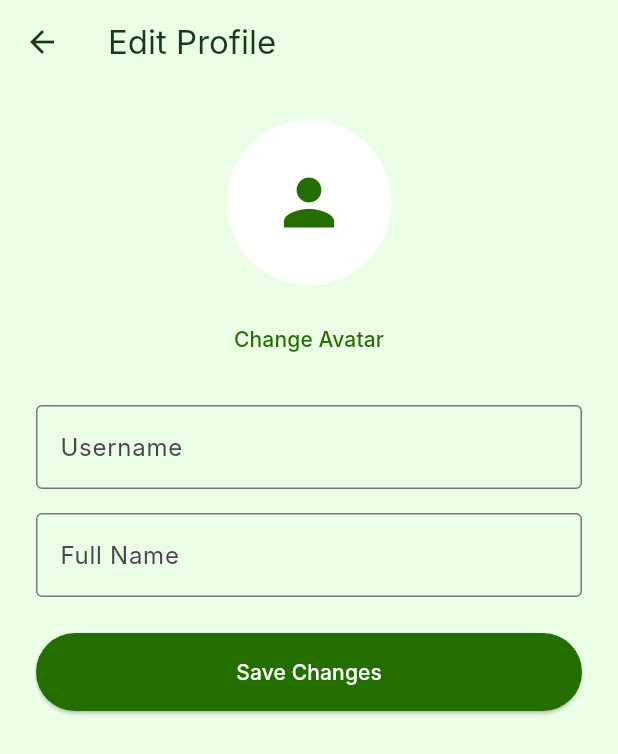
After one commit to dwimirza/GoodMeals, a Flutter app: the ProfileScreen screen opened directly, after a tap on "Edit Profile", on a phone screen of 412 x 824 dp. The commit adds this screen. Shown: the top 754 px of the screen. Run offline on Flutter 3.47's test engine with Material 3 defaults, Android fonts, the phone set to English and light mode, and no system bars; our stand-ins replace image_picker, supabase_flutter; accounts and stored records are empty; network calls fail; Roboto replaces fonts that are missing (Inter).

Commit message:
edit profile

```diff
--- /dev/null
+++ b/lib/edit_profile_screen.dart
@@ -0,0 +1,209 @@
+import 'dart:typed_data';
+import 'package:flutter/material.dart';
+import 'package:image_picker/image_picker.dart';
+import 'package:supabase_flutter/supabase_flutter.dart';
+import 'services/supabase_service.dart';
+
+class EditProfileScreen extends StatefulWidget {
+  const EditProfileScreen({super.key});
+
+  @override
+  State<EditProfileScreen> createState() => _EditProfileScreenState();
+}
+
+class _EditProfileScreenState extends State<EditProfileScreen> {
+  final Color primaryGreen = const Color(0xFF246E00);
+  final _usernameController = TextEditingController();
+  final _fullNameController = TextEditingController();
+
+  bool _isLoading = false;
+  String _avatarUrl = '';
+
+  @override
+  void initState() {
+    super.initState();
+    final user = SupabaseService.currentUser;
+    final metadata = user?.userMetadata ?? {};
+
+    _usernameController.text = metadata['username']?.toString() ?? '';
+    _fullNameController.text = metadata['full_name']?.toString() ?? '';
+    _avatarUrl = metadata['avatar_url']?.toString() ?? '';
+  }
+
+  Future<void> _pickAndUploadAvatar() async {
+    final user = SupabaseService.currentUser;
+    if (user == null) return;
+
+    final picker = ImagePicker();
+    final imageFile = await picker.pickImage(
+      source: ImageSource.gallery,
+      maxWidth: 600,
+      maxHeight: 600,
+      imageQuality: 85,
+    );
+
+    if (imageFile == null) return;
+
+    try {
+      setState(() => _isLoading = true);
+
+      final Uint8List bytes = await imageFile.readAsBytes();
+      final fileExt = imageFile.path.split('.').last;
+      final filePath = '${user.id}/avatar.$fileExt';
+
+      await SupabaseService.client.storage.from('profile').uploadBinary(
+        filePath,
+        bytes,
+        fileOptions: FileOptions(
+          upsert: true,
+          contentType: imageFile.mimeType,
+        ),
+      );
+
+      final imageUrl = SupabaseService.client.storage
+          .from('profile')
+          .getPublicUrl(filePath);
+
+      setState(() {
+        _avatarUrl = imageUrl;
+      });
+
+      if (mounted) {
+        ScaffoldMessenger.of(context).showSnackBar(
+          const SnackBar(content: Text('Avatar uploaded successfully')),
+        );
+      }
+    } on StorageException catch (e) {
+      ScaffoldMessenger.of(context).showSnackBar(
+        SnackBar(content: Text(e.message)),
+      );
+    } catch (e) {
+      ScaffoldMessenger.of(context).showSnackBar(
+        SnackBar(content: Text('Upload failed: $e')),
+      );
+    } finally {
+      if (mounted) setState(() => _isLoading = false);
+    }
+  }
+
+  Future<void> _saveProfile() async {
+    final username = _usernameController.text.trim();
+    final fullName = _fullNameController.text.trim();
+
+    if (username.isEmpty) {
+      ScaffoldMessenger.of(context).showSnackBar(
+        const SnackBar(content: Text('Username is required')),
+      );
+      return;
+    }
+
+    try {
+      setState(() => _isLoading = true);
+
+      await SupabaseService.client.auth.updateUser(
+        UserAttributes(
+          data: {
+            'username': username,
+            'full_name': fullName,
+            'avatar_url': _avatarUrl,
+          },
+        ),
+      );
+
+      if (mounted) {
+        ScaffoldMessenger.of(context).showSnackBar(
+          const SnackBar(content: Text('Profile updated successfully')),
+        );
+        Navigator.pop(context);
+      }
+    } on AuthException catch (e) {
+      ScaffoldMessenger.of(context).showSnackBar(
+        SnackBar(content: Text(e.message)),
+      );
+    } catch (e) {
+      ScaffoldMessenger.of(context).showSnackBar(
+        SnackBar(content: Text('Failed to update profile: $e')),
+      );
+    } finally {
+      if (mounted) setState(() => _isLoading = false);
+    }
+  }
+
+  @override
+  void dispose() {
+    _usernameController.dispose();
+    _fullNameController.dispose();
+    super.dispose();
+  }
+
+  @override
+  Widget build(BuildContext context) {
+    return Scaffold(
+      backgroundColor: const Color(0xFFEBFFE6),
+      appBar: AppBar(
+        backgroundColor: const Color(0xFFEBFFE6),
+        elevation: 0,
+        title: const Text(
+          'Edit Profile',
+          style: TextStyle(color: Color(0xFF163A1B)),
+        ),
+        iconTheme: const IconThemeData(color: Color(0xFF163A1B)),
+      ),
+      body: SingleChildScrollView(
+        padding: const EdgeInsets.all(24),
+        child: Column(
+          children: [
+            CircleAvatar(
+              radius: 55,
+              backgroundColor: Colors.white,
+              backgroundImage:
+              _avatarUrl.isNotEmpty ? NetworkImage(_avatarUrl) : null,
+              child: _avatarUrl.isEmpty
+                  ? Icon(Icons.person, size: 50, color: primaryGreen)
+                  : null,
+            ),
+            const SizedBox(height: 12),
+            TextButton(
+              onPressed: _isLoading ? null : _pickAndUploadAvatar,
+              child: Text(
+                'Change Avatar',
+                style: TextStyle(color: primaryGreen),
+              ),
+            ),
+            const SizedBox(height: 20),
+            TextField(
+              controller: _usernameController,
+              decoration: const InputDecoration(
+                labelText: 'Username',
+                border: OutlineInputBorder(),
+              ),
+            ),
+            const SizedBox(height: 16),
+            TextField(
+              controller: _fullNameController,
+              decoration: const InputDecoration(
+                labelText: 'Full Name',
+                border: OutlineInputBorder(),
+              ),
+            ),
+            const SizedBox(height: 24),
+            SizedBox(
+              width: double.infinity,
+              child: ElevatedButton(
+                onPressed: _isLoading ? null : _saveProfile,
+                style: ElevatedButton.styleFrom(
+                  backgroundColor: primaryGreen,
+                  padding: const EdgeInsets.symmetric(vertical: 16),
+                ),
+                child: Text(
+                  _isLoading ? 'Saving...' : 'Save Changes',
+                  style: const TextStyle(color: Colors.white),
+                ),
+              ),
+            ),
+          ],
+        ),
+      ),
+    );
+  }
+}
--- /dev/null
+++ b/lib/profile_screen.dart
@@ -0,0 +1,194 @@
+import 'package:flutter/material.dart';
+import 'services/supabase_service.dart';
+import 'edit_profile_screen.dart';
+import 'bookmark_screen.dart';
+import 'main.dart';
+
+class ProfileScreen extends StatefulWidget {
+  const ProfileScreen({super.key});
+
+  @override
+  State<ProfileScreen> createState() => _ProfileScreenState();
+}
+
+class _ProfileScreenState extends State<ProfileScreen> {
+  final Color primaryGreen = const Color(0xFF246E00);
+  final Color textDark = const Color(0xFF163A1B);
+
+  Future<void> _openEditProfile() async {
+    await Navigator.push(
+      context,
+      MaterialPageRoute(
+        builder: (_) => const EditProfileScreen(),
+      ),
+    );
+
+    setState(() {});
+  }
+
+  @override
+  @override
+  Widget build(BuildContext context) {
+    final user = SupabaseService.currentUser;
+    final metadata = user?.userMetadata ?? {};
+
+    final username =
+        metadata['username']?.toString() ??
+            user?.email?.split('@').first ??
+            'Guest';
+
+    final fullName = metadata['full_name']?.toString() ?? '';
+    final avatarUrl = metadata['avatar_url']?.toString() ?? '';
+    final email = user?.email ?? '-';
+
+    return Scaffold(
+      backgroundColor: const Color(0xFFEBFFE6),
+      appBar: AppBar(
+        backgroundColor: const Color(0xFFEBFFE6),
+        elevation: 0,
+        title: Text(
+          'Profile',
+          style: TextStyle(
+            color: textDark,
+            fontWeight: FontWeight.bold,
+          ),
+        ),
+        iconTheme: IconThemeData(color: textDark),
+        actions: [
+          IconButton(
+            onPressed: _openEditProfile,
+            icon: Icon(Icons.settings, color: primaryGreen),
+          ),
+        ],
+      ),
+      body: Padding(
+        padding: const EdgeInsets.all(24),
+        child: Column(
+          children: [
+            CircleAvatar(
+              radius: 55,
+              backgroundColor: Colors.white,
+              backgroundImage:
+              avatarUrl.isNotEmpty ? NetworkImage(avatarUrl) : null,
+              child: avatarUrl.isEmpty
+                  ? Icon(Icons.person, size: 50, color: primaryGreen)
+                  : null,
+            ),
+            const SizedBox(height: 20),
+            Text(
+              fullName.isNotEmpty ? fullName : username,
+              style: TextStyle(
+                fontSize: 24,
+                fontWeight: FontWeight.bold,
+                color: textDark,
+              ),
+            ),
+            const SizedBox(height: 8),
+            Text(
+              '@$username',
+              style: TextStyle(
+                fontSize: 16,
+                color: Colors.grey.shade700,
+              ),
+            ),
+            const SizedBox(height: 8),
+            Text(
+              email,
+              style: TextStyle(
+                fontSize: 15,
+                color: Colors.grey.shade600,
+              ),
+            ),
+            const SizedBox(height: 24),
+            SizedBox(
+              width: double.infinity,
+              child: ElevatedButton.icon(
+                onPressed: _openEditProfile,
+                style: ElevatedButton.styleFrom(
+                  backgroundColor: primaryGreen,
+                  padding: const EdgeInsets.symmetric(vertical: 16),
+                  shape: RoundedRectangleBorder(
+                    borderRadius: BorderRadius.circular(16),
+                  ),
+                ),
+                icon: const Icon(Icons.edit, color: Colors.white),
+                label: const Text(
+                  'Edit Profile',
+                  style: TextStyle(color: Colors.white),
+                ),
+              ),
+            ),
+          ],
+        ),
+      ),
+      bottomNavigationBar: Padding(
+        padding: const EdgeInsets.fromLTRB(24, 0, 24, 24),
+        child: _buildBottomNav(),
+      ),
+    );
+  }
+
+  Widget _buildBottomNav() {
+    return Container(
+      height: 70,
+      decoration: BoxDecoration(
+        color: Colors.white.withOpacity(0.9),
+        borderRadius: BorderRadius.circular(35),
+        boxShadow: [
+          BoxShadow(
+            color: Colors.black.withOpacity(0.05),
+            blurRadius: 20,
+            offset: const Offset(0, 10),
+          ),
+        ],
+      ),
+      child: Row(
+        mainAxisAlignment: MainAxisAlignment.spaceEvenly,
+        children: [
+          GestureDetector(
+            onTap: () {
+              Navigator.pushAndRemoveUntil(
+                context,
+                MaterialPageRoute(
+                  builder: (_) => const GoodMealsHome(),
+                ),
+                    (route) => false,
+              );
+            },
+            child: _buildNavIcon(Icons.home, isActive: false),
+          ),
+          GestureDetector(
+            onTap: () async {
+              await Navigator.push(
+                context,
+                MaterialPageRoute(
+                  builder: (_) => BookmarkScreen(
+                    onBookmarkChanged: (id, isAdded) {},
+                  ),
+                ),
+              );
+              setState(() {});
+            },
+            child: _buildNavIcon(Icons.bookmark_outline, isActive: false),
+          ),
+          _buildNavIcon(Icons.person_outline, isActive: true),
+        ],
+      ),
+    );
+  }
+
+  Widget _buildNavIcon(IconData icon, {required bool isActive}) {
+    return Container(
+      padding: const EdgeInsets.all(12),
+      decoration: BoxDecoration(
+        color: isActive ? primaryGreen : Colors.transparent,
+        shape: BoxShape.circle,
+      ),
+      child: Icon(
+        icon,
+        color: isActive ? Colors.white : Colors.grey.shade400,
+        size: 26,
+      ),
+    );
+  }
+}
--- a/lib/services/supabase_service.dart
+++ b/lib/services/supabase_service.dart
@@ -1,4 +1,3 @@
-// lib/services/supabase_service.dart
 import 'package:supabase_flutter/supabase_flutter.dart';
 
 class SupabaseService {
@@ -13,21 +12,28 @@ class SupabaseService {
 
   static User? get currentUser => client.auth.currentUser;
 
-  static Future<AuthResponse> signUp({
+  static Stream<AuthState> get authStateChanges =>
+      client.auth.onAuthStateChange;
+
+  static Future<void> signUp({
+    required String email,
+    required String password,
+    required String username,
+  }) async {
+    await client.auth.signUp(
+      email: email,
+      password: password,
+      data: {
+        'username': username,
+      },
+    );
+  }
+
+  static Future<void> signIn({
     required String email,
     required String password,
   }) async {
-    return await client.auth.signUp(
-      email: email,
-      password: password,
-    );
-  }
-
-  static Future<AuthResponse> signIn({
-    required String email,
-    required String password,
-  }) async {
-    return await client.auth.signInWithPassword(
+    await client.auth.signInWithPassword(
       email: email,
       password: password,
     );
@@ -36,7 +42,4 @@ class SupabaseService {
   static Future<void> signOut() async {
     await client.auth.signOut();
   }
-
-  static Stream<AuthState> get authStateChanges =>
-      client.auth.onAuthStateChange;
 }
--- a/pubspec.yaml
+++ b/pubspec.yaml
@@ -31,8 +31,8 @@ dependencies:
   flutter:
     sdk: flutter
   http: ^1.6.0
-  shared_preferences: ^2.5.5
   supabase_flutter: ^2.9.1
+  image_picker: ^1.1.2
   # The following adds the Cupertino Icons font to your application.
   # Use with the CupertinoIcons class for iOS style icons.
   cupertino_icons: ^1.0.8
```
Also changed, not shown: lib/login_page.dart (+74 -4 lines), lib/main.dart (+16 -5 lines), pubspec.lock, 5 other files.
